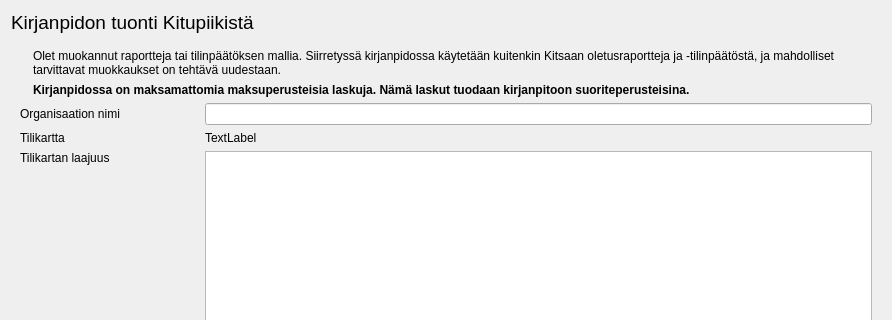
Before: the Qt Designer form kitsas/kitupiikkituonti/vanhatuontidlg.ui in artoh/kitupiikki, drawn with Qt 5; both pictures show x 0 to 892 and y 0 to 320 of the 892 by 602 pixel window.
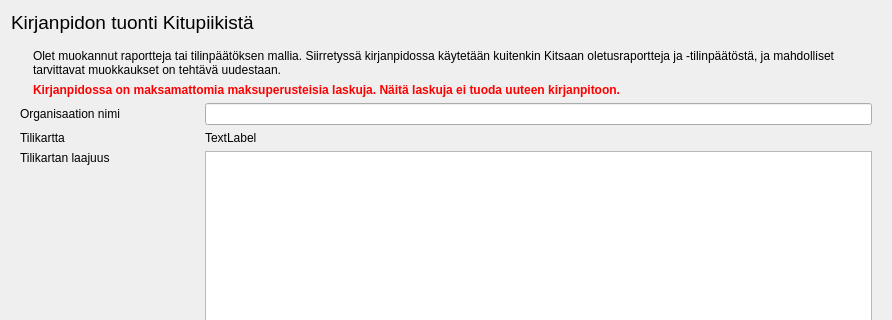
After: the same form once the commit is applied. The open tabs and pages were chosen to show the change. Icons and pictures are not drawn.

What changed in the file:
```diff
--- a/kitsas/kitupiikkituonti/vanhatuontidlg.ui
+++ b/kitsas/kitupiikkituonti/vanhatuontidlg.ui
@@ -116,7 +116,7 @@
               </font>
              </property>
              <property name="text">
-              <string>&lt;html&gt;&lt;head/&gt;&lt;body&gt;&lt;p&gt;Kirjanpidossa on maksamattomia maksuperusteisia laskuja. Nämä laskut tuodaan kirjanpitoon suoriteperusteisina.&lt;/p&gt;&lt;/body&gt;&lt;/html&gt;</string>
+              <string>&lt;html&gt;&lt;head/&gt;&lt;body&gt;&lt;p&gt;&lt;font color=red&gt;Kirjanpidossa on maksamattomia maksuperusteisia laskuja. Näitä laskuja ei tuoda uuteen kirjanpitoon.&lt;/font&gt;&lt;/p&gt;&lt;/body&gt;&lt;/html&gt;</string>
              </property>
              <property name="wordWrap">
               <bool>true</bool>
```
